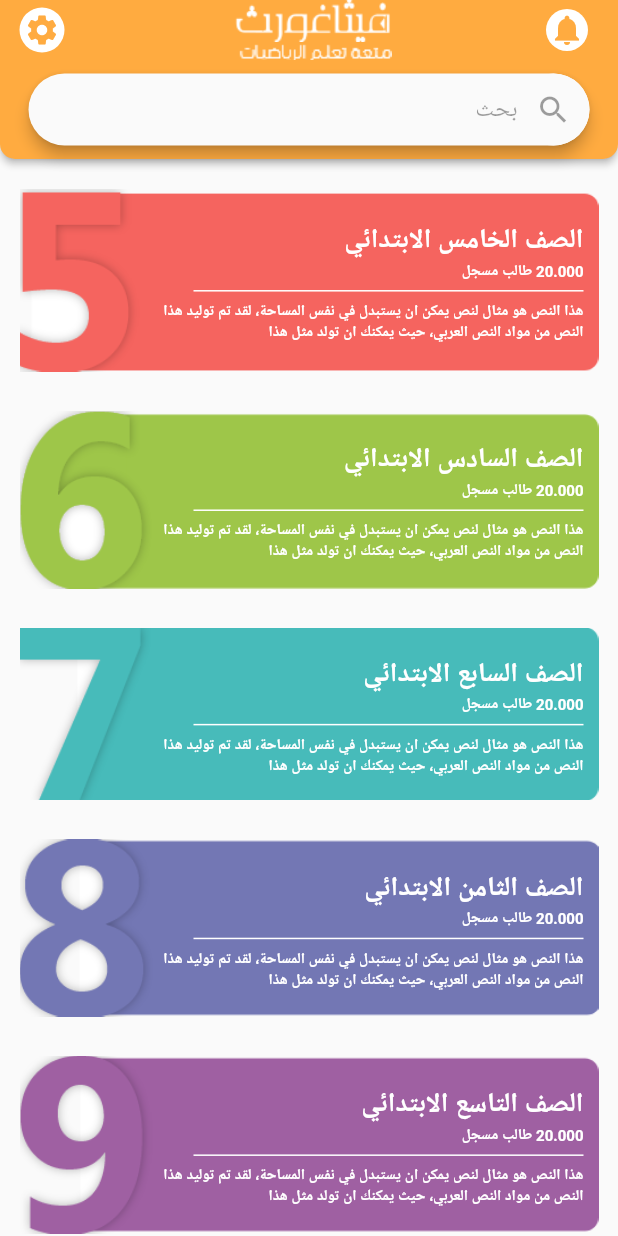
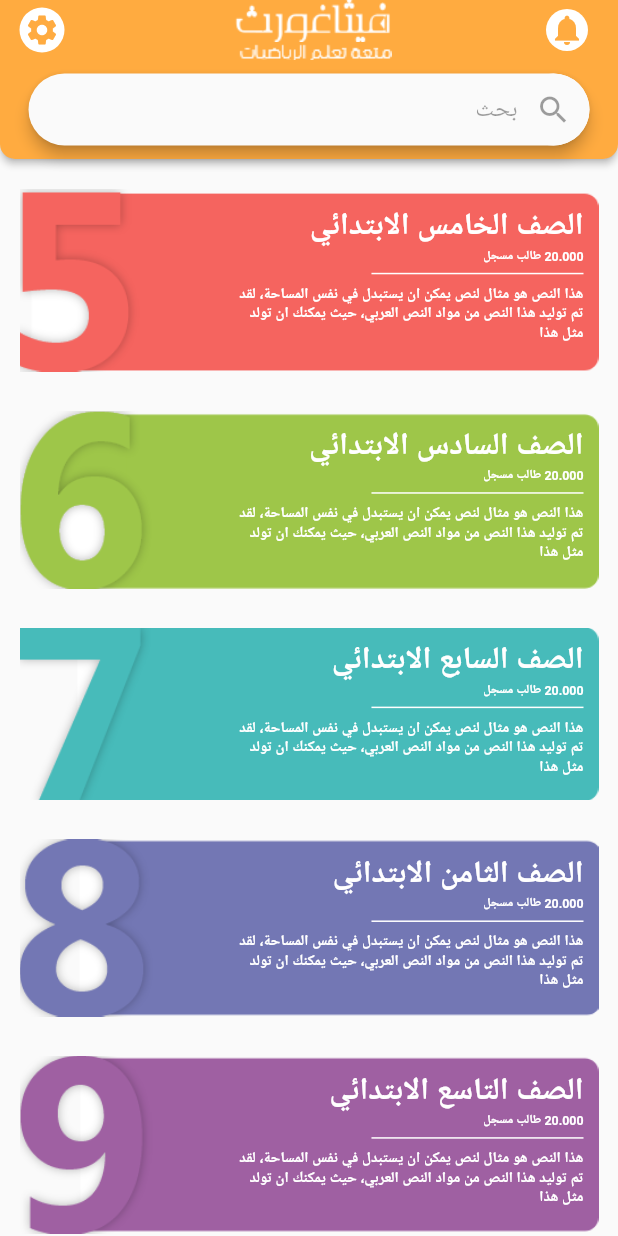
Before and after one commit to rahmaahassan/learning-app, a Flutter app: the screen it shows after launch, on a phone screen of 412 x 824 dp. Run offline on Flutter 3.47's test engine with Material 2 defaults, Android fonts, the phone set to English and light mode, and no system bars.

Commit message:
edit some padding

```diff
--- a/lib/screens/home.dart
+++ b/lib/screens/home.dart
@@ -6,9 +6,10 @@ class Home extends StatelessWidget {
     return Scaffold(
       appBar: AppBar(
         shape: RoundedRectangleBorder(
-            borderRadius: BorderRadius.vertical(
-              bottom: Radius.circular(10),
-            ),),
+          borderRadius: BorderRadius.vertical(
+            bottom: Radius.circular(10),
+          ),
+        ),
         leading: InkWell(
           onTap: () {},
           child: Container(
@@ -111,7 +112,7 @@ class Home extends StatelessWidget {
           YearListAddress(
             address: 'الصف العاشر الابتدائي',
             des:
-            'هذا النص هو مثال لنص يمكن ان يستبدل في نفس المساحة، لقد تم توليد هذا النص من مواد النص العربي، حيث يمكنك ان تولد مثل هذا ',
+                'هذا النص هو مثال لنص يمكن ان يستبدل في نفس المساحة، لقد تم توليد هذا النص من مواد النص العربي، حيث يمكنك ان تولد مثل هذا ',
             image: 'assets/images/10.png',
             num: '20.000 طالب مسجل',
             year: 10,
@@ -119,7 +120,7 @@ class Home extends StatelessWidget {
           YearListAddress(
             address: 'الصف الحادي عشر الابتدائي',
             des:
-            'هذا النص هو مثال لنص يمكن ان يستبدل في نفس المساحة، لقد تم توليد هذا النص من مواد النص العربي، حيث يمكنك ان تولد مثل هذا ',
+                'هذا النص هو مثال لنص يمكن ان يستبدل في نفس المساحة، لقد تم توليد هذا النص من مواد النص العربي، حيث يمكنك ان تولد مثل هذا ',
             image: 'assets/images/11.png',
             num: '20.000 طالب مسجل',
             year: 11,
@@ -127,7 +128,7 @@ class Home extends StatelessWidget {
           YearListAddress(
             address: 'الصف الثاني عشر الابتدائي',
             des:
-            'هذا النص هو مثال لنص يمكن ان يستبدل في نفس المساحة، لقد تم توليد هذا النص من مواد النص العربي، حيث يمكنك ان تولد مثل هذا ',
+                'هذا النص هو مثال لنص يمكن ان يستبدل في نفس المساحة، لقد تم توليد هذا النص من مواد النص العربي، حيث يمكنك ان تولد مثل هذا ',
             image: 'assets/images/12.png',
             num: '20.000 طالب مسجل',
             year: 12,
@@ -189,7 +190,7 @@ class Home extends StatelessWidget {
 
 class YearListAddress extends StatelessWidget {
   String image, address, des, num;
-  int  year;
+  int year;
   YearListAddress({this.image, this.address, this.des, this.num, this.year});
   @override
   Widget build(BuildContext context) {
@@ -199,10 +200,12 @@ class YearListAddress extends StatelessWidget {
         Image.asset(
           image,
           fit: BoxFit.cover,
+          width: MediaQuery.of(context).size.width,
           //height: 250,
         ),
         Container(
-          padding: EdgeInsets.only(right: 10, top: 4, left: year <= 9 ? 83 : 131, bottom: 1),
+          padding: EdgeInsets.only(
+              right: 10, top: 4, left: year <= 9 ? 144 : 231, bottom: year <= 9 ? 13 : 19),
           //height: 200,
           child: Column(
             crossAxisAlignment: CrossAxisAlignment.end,
@@ -212,7 +215,8 @@ class YearListAddress extends StatelessWidget {
                 textAlign: TextAlign.right,
                 style: TextStyle(
                   color: Colors.white,
-                  fontSize: 18,
+                  fontSize: year <= 9 ? MediaQuery.of(context).size.width * 0.05
+                  : MediaQuery.of(context).size.width * 0.046,
                   fontWeight: FontWeight.bold,
                 ),
               ),
@@ -222,7 +226,7 @@ class YearListAddress extends StatelessWidget {
                 textDirection: TextDirection.rtl,
                 style: TextStyle(
                   color: Colors.white,
-                  fontSize: 10,
+                  fontSize: MediaQuery.of(context).size.width * 0.02,
                   fontWeight: FontWeight.bold,
                 ),
               ),
@@ -233,7 +237,7 @@ class YearListAddress extends StatelessWidget {
                 height: 3,
                 color: Colors.white,
                 thickness: 1,
-                indent: 33,
+                indent: MediaQuery.of(context).size.width * 0.22,
               ),
               SizedBox(
                 height: 5,
@@ -243,7 +247,8 @@ class YearListAddress extends StatelessWidget {
                 textAlign: TextAlign.right,
                 style: TextStyle(
                   color: Colors.white,
-                  fontSize: 10,
+                  fontSize: year <= 9 ? MediaQuery.of(context).size.width * 0.024
+                  : MediaQuery.of(context).size.width * 0.017,
                   fontWeight: FontWeight.bold,
                 ),
               ),
```
